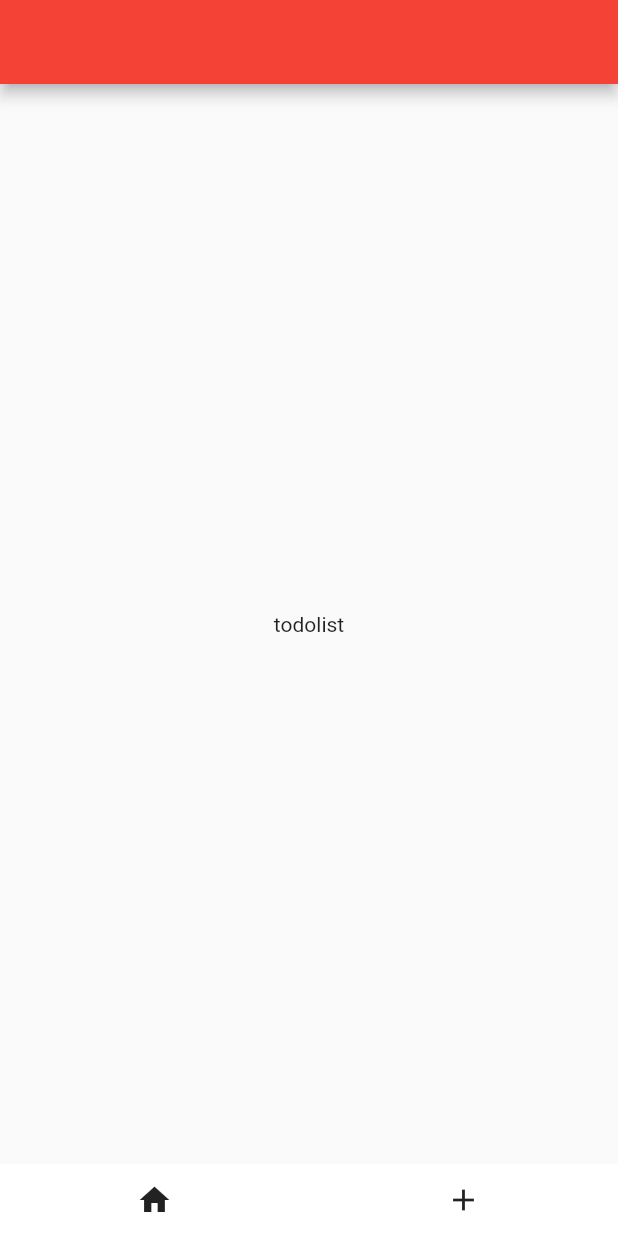
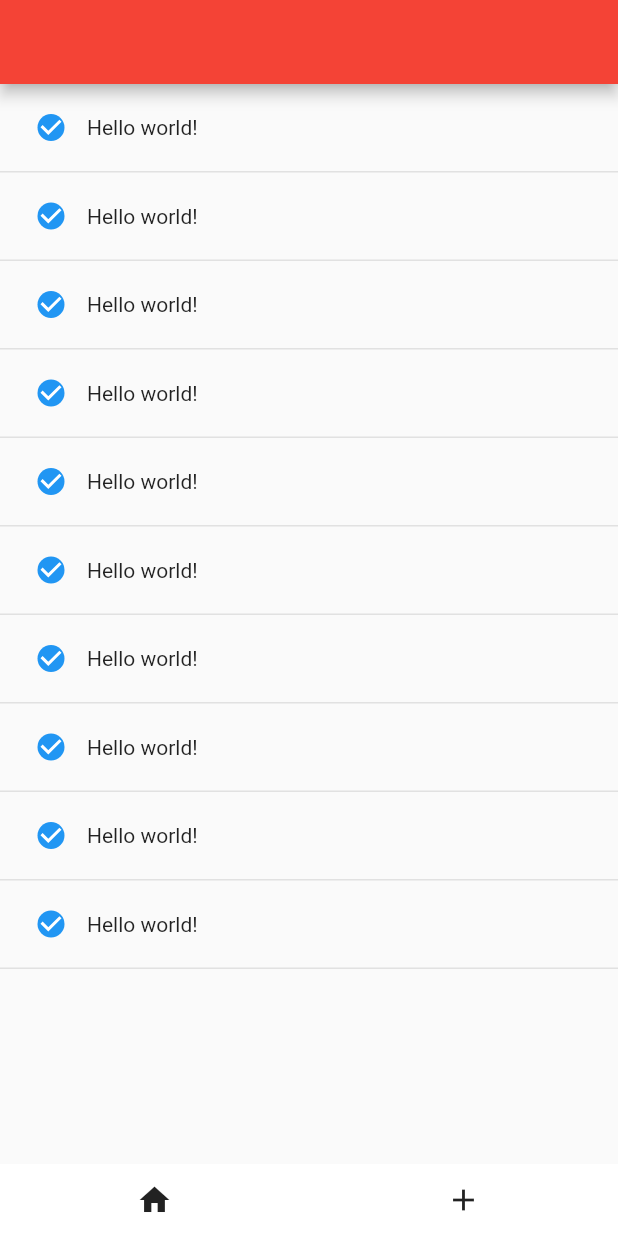
Before and after one commit to flxh4894/todolist, a Flutter app: the screen it shows after launch, on a phone screen of 412 x 824 dp. Run offline on Flutter 3.47's test engine with Material 2 defaults, Android fonts, the phone set to English and light mode, and no system bars; our stand-ins replace firebase_core, get; accounts and stored records are empty; Roboto replaces fonts that are missing (SpoqaHanSansNeo).

Commit message:
todolist 컴포넌트 작업

```diff
--- a/lib/components/todo.dart
+++ b/lib/components/todo.dart
@@ -1,10 +1,45 @@
 import 'package:flutter/material.dart';
 
 class ToDoComponent extends StatelessWidget {
-  const ToDoComponent({Key? key}) : super(key: key);
+  final String todo;
+  final bool flag;
+
+  const ToDoComponent({
+    Key? key,
+    required this.todo,
+    required this.flag,
+  }) : super(key: key);
 
   @override
   Widget build(BuildContext context) {
-    return Container();
+    return Container(
+      padding: const EdgeInsets.symmetric(horizontal: 10, vertical: 5),
+      decoration: BoxDecoration(
+        border: Border(
+          bottom: BorderSide(
+            width: 1,
+            color: Colors.black.withOpacity(0.1),
+          ),
+        ),
+      ),
+      child: Row(
+        children: [
+          Checkbox(
+            checkColor: Colors.white,
+            fillColor: MaterialStateProperty.all(Colors.blue),
+            value: true,
+            shape: const CircleBorder(),
+            onChanged: (bool? value) {},
+          ),
+          Expanded(
+            child: Text(
+              todo,
+              maxLines: 5,
+              overflow: TextOverflow.ellipsis,
+            ),
+          )
+        ],
+      ),
+    );
   }
 }
--- a/lib/pages/todolist.dart
+++ b/lib/pages/todolist.dart
@@ -1,4 +1,5 @@
 import 'package:flutter/material.dart';
+import 'package:todolist/components/todo.dart';
 
 class ToDoListPage extends StatelessWidget {
   const ToDoListPage({Key? key}) : super(key: key);
@@ -11,7 +12,10 @@ class ToDoListPage extends StatelessWidget {
       ),
       body: Container(
         alignment: Alignment.center,
-        child: const Text('todolist'),
+        child: ListView.builder(
+          itemCount: 10,
+          itemBuilder: (context, index) => ToDoComponent(todo: "Hello world!", flag: false),
+        )
       ),
     );
   }
```
